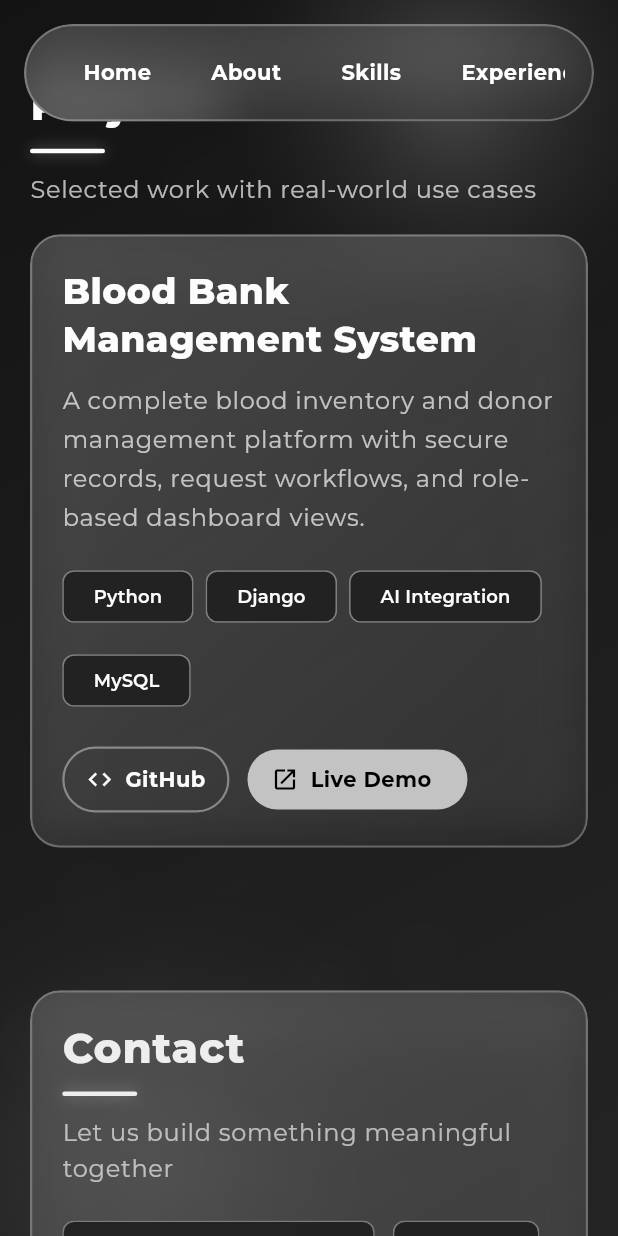
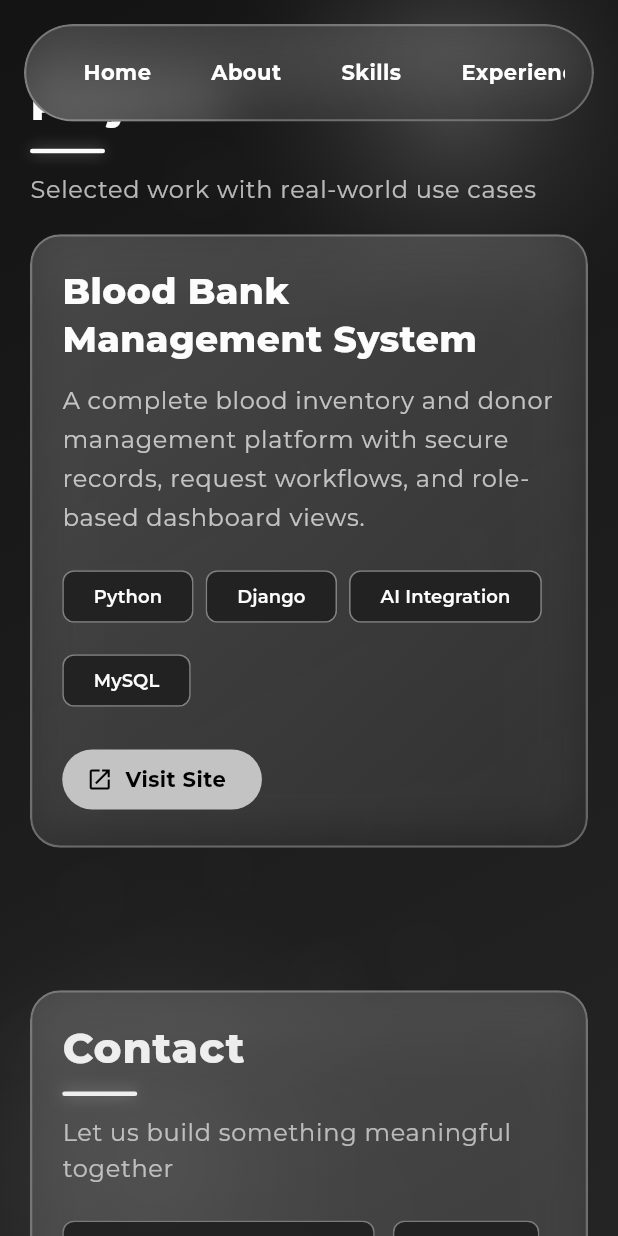
Before and after one commit to rajdutta234/my_portfolio, a Flutter app: the screen it shows after launch, after a tap on "View Projects", on a phone screen of 412 x 824 dp. Run offline on Flutter 3.47's test engine with Material 3 defaults, Android fonts, the phone set to English and light mode, and no system bars; our stand-ins replace google_fonts.

Commit message:
Update portfolio data and improve contact section layout
- Clear GitHub URL for blood bank project and update demo URL.
- Refactor contact section input fields for better mobile responsiveness.
- Remove unused certificate preview code from experience section.
- Conditionally render GitHub button in projects section based on URL availability.
- Change 'Live Demo' button label to 'Visit Site'.

Co-authored-by: Copilot <copilot@github.com>

```diff
--- a/lib/core/constants/portfolio_data.dart
+++ b/lib/core/constants/portfolio_data.dart
@@ -85,8 +85,8 @@ const List<Project> projects = <Project>[
         'A complete blood inventory and donor management platform with secure '
         'records, request workflows, and role-based dashboard views.',
     stack: <String>['Python', 'Django', 'AI Integration', 'MySQL'],
-    githubUrl: 'https://github.com/rajdutta/blood-bank-management',
-    demoUrl: 'https://example.com/blood-bank-demo',
+    githubUrl: '',
+    demoUrl: 'https://rajdutta.pythonanywhere.com',
   ),
 ];
 
--- a/lib/widgets/sections/contact_section.dart
+++ b/lib/widgets/sections/contact_section.dart
@@ -78,8 +78,28 @@ class _ContactSectionState extends State<ContactSection> {
                   ],
                 ),
                 const SizedBox(height: 20),
-                Flex(
-                  direction: mobile ? Axis.vertical : Axis.horizontal,
+                if (mobile)
+                  Column(
+                    children: <Widget>[
+                      _InputField(
+                        controller: _nameController,
+                        hint: 'Your name',
+                      ),
+                      const SizedBox(height: 12),
+                      _InputField(
+                        controller: _emailController,
+                        hint: 'Your email',
+                      ),
+                      const SizedBox(height: 12),
+                      _InputField(
+                        controller: _messageController,
+                        hint: 'Message',
+                        maxLines: 5,
+                      ),
+                    ],
+                  )
+                else
+                  Row(
                     crossAxisAlignment: CrossAxisAlignment.start,
                     children: <Widget>[
                       Expanded(
@@ -97,7 +117,7 @@ class _ContactSectionState extends State<ContactSection> {
                           ],
                         ),
                       ),
-                    SizedBox(width: mobile ? 0 : 12, height: mobile ? 12 : 0),
+                      const SizedBox(width: 12),
                       Expanded(
                         child: _InputField(
                           controller: _messageController,
--- a/lib/widgets/sections/experience_section.dart
+++ b/lib/widgets/sections/experience_section.dart
@@ -1,13 +1,11 @@
 import 'package:flutter/material.dart';
 
 import '../../core/constants/portfolio_data.dart';
-import '../../models/certificate.dart';
 import '../../models/experience.dart';
-import '../common/certificate_preview_dialog.dart';
 import '../common/glass_container.dart';
 import '../common/hover_scale.dart';
+import '../common/section_title.dart';
 import '../common/reveal_on_scroll.dart';
-import '../common/section_title.dart';
 
 class ExperienceSection extends StatelessWidget {
   const ExperienceSection({super.key});
@@ -103,61 +101,9 @@ class ExperienceSection extends StatelessWidget {
                 );
               },
             ),
-            const SizedBox(height: 16),
-            Wrap(
-              spacing: 12,
-              runSpacing: 12,
-              children: certificates.take(2).map((Certificate cert) {
-                return SizedBox(
-                  width: 280,
-                  child: RevealOnScroll(
-                    child: HoverScale(
-                      onTap: () => _openCertPreview(context, cert),
-                      child: GlassContainer(
-                        child: Row(
-                          children: <Widget>[
-                            ClipRRect(
-                              borderRadius: BorderRadius.circular(10),
-                              child: Image.network(
-                                cert.imageUrl,
-                                width: 56,
-                                height: 56,
-                                fit: BoxFit.cover,
-                              ),
-                            ),
-                            const SizedBox(width: 12),
-                            Expanded(
-                              child: Text(
-                                cert.title,
-                                maxLines: 2,
-                                overflow: TextOverflow.ellipsis,
-                                style: Theme.of(context)
-                                    .textTheme
-                                    .bodyMedium
-                                    ?.copyWith(fontWeight: FontWeight.w600),
-                              ),
-                            ),
-                          ],
-                        ),
-                      ),
-                    ),
-                  ),
-                );
-              }).toList(),
-            ),
           ],
         ),
       ),
     );
   }
-
-  void _openCertPreview(BuildContext context, Certificate cert) {
-    showDialog<void>(
-      context: context,
-      builder: (_) => CertificatePreviewDialog(
-        title: cert.title,
-        imageUrl: cert.imageUrl,
-      ),
-    );
-  }
 }
--- a/lib/widgets/sections/projects_section.dart
+++ b/lib/widgets/sections/projects_section.dart
@@ -87,6 +87,7 @@ class ProjectsSection extends StatelessWidget {
                             spacing: 12,
                             runSpacing: 10,
                             children: <Widget>[
+                              if (project.githubUrl.isNotEmpty)
                                 OutlinedButton.icon(
                                   onPressed: () => openExternalLink(
                                     context,
@@ -118,7 +119,7 @@ class ProjectsSection extends StatelessWidget {
                                 ),
                                 icon: const Icon(Icons.open_in_new, size: 18),
                                 label: const Text(
-                                  'Live Demo',
+                                  'Visit Site',
                                   style: TextStyle(
                                     fontWeight: FontWeight.w700,
                                     letterSpacing: 0.3,
```
Lines whose indentation alone changed are shown as unchanged.
